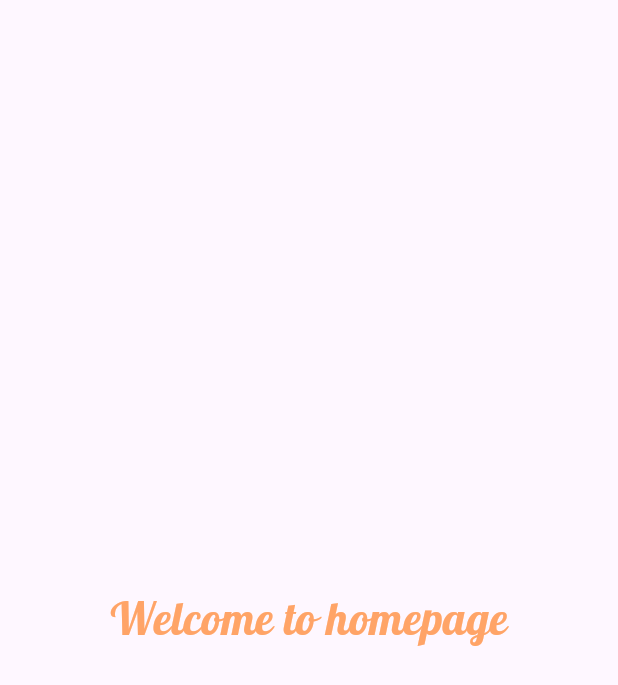
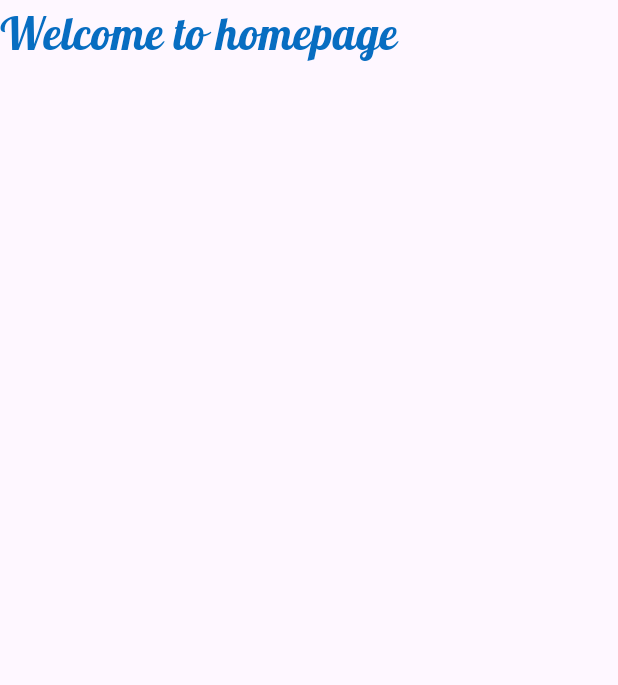
Before and after one commit to jarinakther1100-commits/Flutter-Assignment, a Flutter app: the screen it shows after launch, on a phone screen of 412 x 824 dp. Shown: the top 685 px of the screen. Run offline on Flutter 3.47's test engine with Material 3 defaults, Android fonts, the phone set to English and light mode, and no system bars; our stand-ins replace google_fonts.

Commit message:
Fixed all errors and cleaned code

```diff
--- /dev/null
+++ b/jarin_64b/lib/homepage.dart
@@ -0,0 +1,21 @@
+import 'package:flutter/material.dart';
+import 'package:google_fonts/google_fonts.dart';
+
+class HomePage extends StatelessWidget{
+  const HomePage({super.key});
+
+ @override
+  Widget build(BuildContext context) {
+    return Scaffold(
+      body: Text(
+        "Welcome to homepage",
+        style: GoogleFonts.lobster(
+          textStyle: TextStyle(
+            fontSize: 30,
+            color: const Color.fromARGB(255, 7, 109, 193),
+          ),
+        ),
+      ),
+    );
+  }
+}
--- a/jarin_64b/lib/main.dart
+++ b/jarin_64b/lib/main.dart
@@ -1,5 +1,5 @@
 import 'package:flutter/material.dart';
-import 'package:google_fonts/google_fonts.dart';
+import 'package:jarin_64b/homepage.dart';
 
 void main() {
   runApp(const MyApp());
@@ -10,30 +10,11 @@ class MyApp extends StatelessWidget {
 
   @override
   Widget build(BuildContext context) {
-    return const MaterialApp(
+    return MaterialApp(
+      title: 'Flutter Demo',
+      theme: ThemeData.light(),
       debugShowCheckedModeBanner: false,
-      home: HomePage(),
+      home: const HomePage(),
     );
   }
 }
-
-class HomePage extends StatelessWidget {
-  const HomePage({super.key});
-
-  @override
-  Widget build(BuildContext context) {
-    return Scaffold(
-      body: Center(
-        child: Text(
-          "Welcome to homepage",
-          style: GoogleFonts.lobster(
-            textStyle: const TextStyle(
-              fontSize: 30,
-              color: Color.fromRGBO(255, 164, 103, 1.0),
-            ),
-          ),
-        ),
-      ),
-    );
-  }
-}
```
